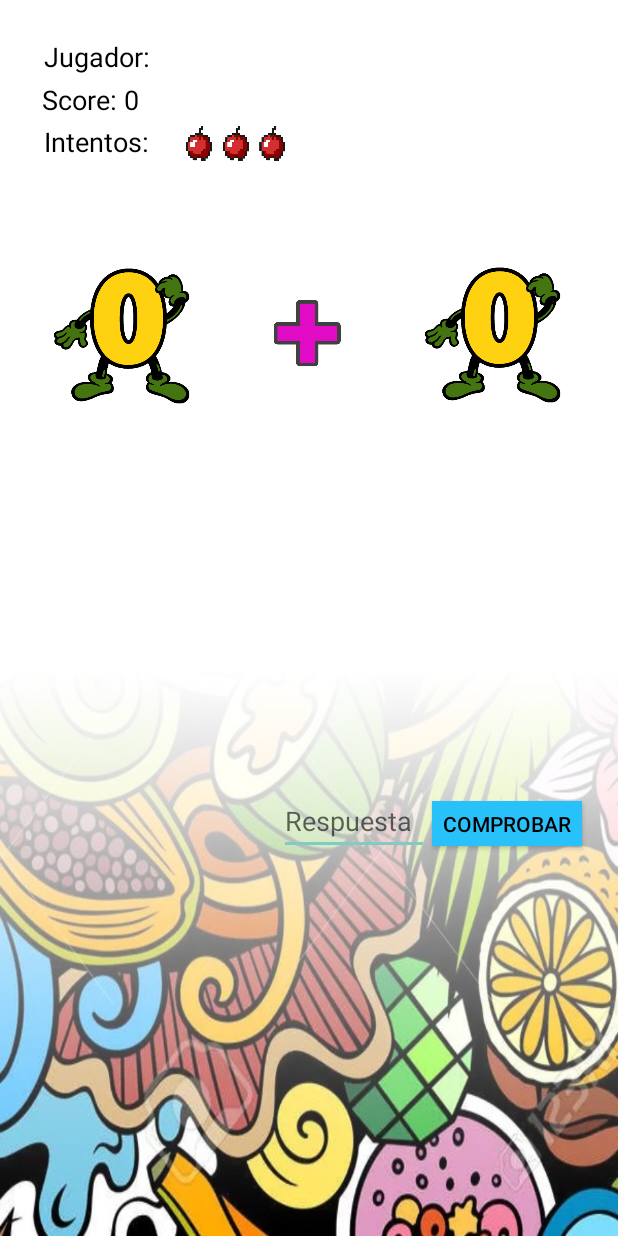
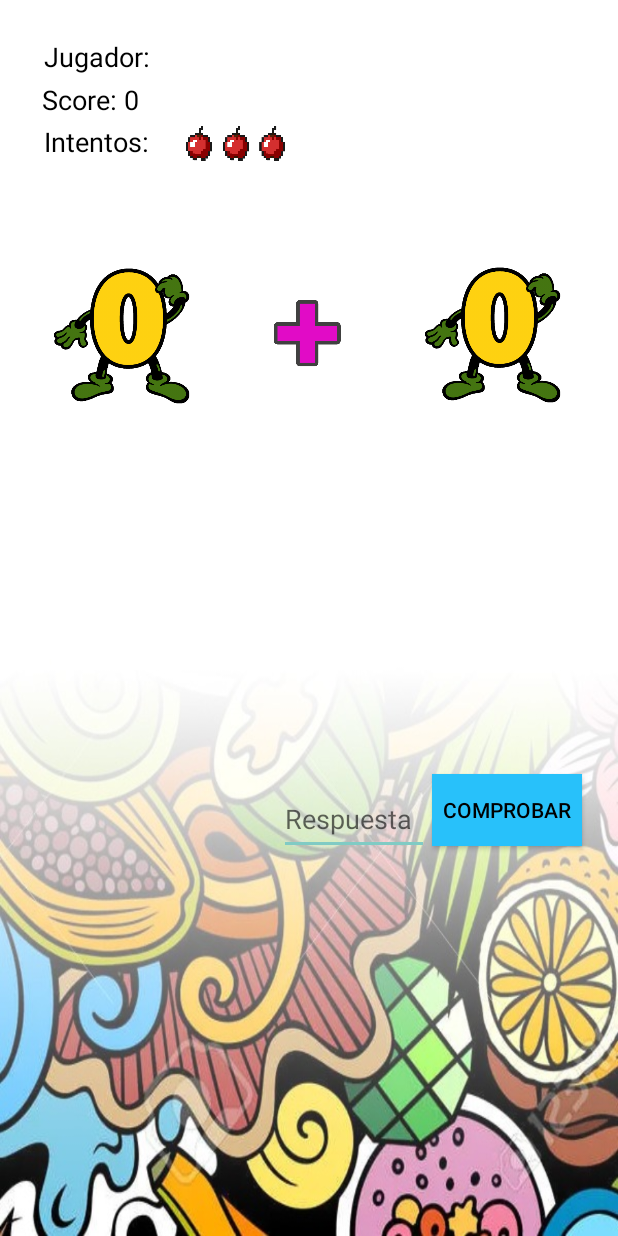
Before and after one commit to Arley07/WayuuMath, an Android app: the layout activity_main2_nivel1.xml on its own in the app's theme, with its tools: preview values and no code run, on a phone screen of 412 x 824 dp. Run offline under Robolectric (Android 15) with nearby library versions, the phone set to English and light mode, and no system bars.

Commit message:
Corrigiendo errores botones #58

```diff
--- a/app/src/main/res/layout/activity_main2_nivel1.xml
+++ b/app/src/main/res/layout/activity_main2_nivel1.xml
@@ -88,7 +88,7 @@
     <EditText
         android:id="@+id/editText_resultado"
         android:layout_width="100dp"
-        android:layout_height="40dp"
+        android:layout_height="48dp"
         android:layout_alignParentEnd="true"
         android:layout_alignParentBottom="true"
         android:layout_marginEnd="126dp"
@@ -100,7 +100,7 @@
     <Button
         android:id="@+id/button2"
         android:layout_width="100dp"
-        android:layout_height="30dp"
+        android:layout_height="48dp"
         android:layout_alignParentEnd="true"
         android:layout_alignParentBottom="true"
         android:layout_marginEnd="24dp"
```
